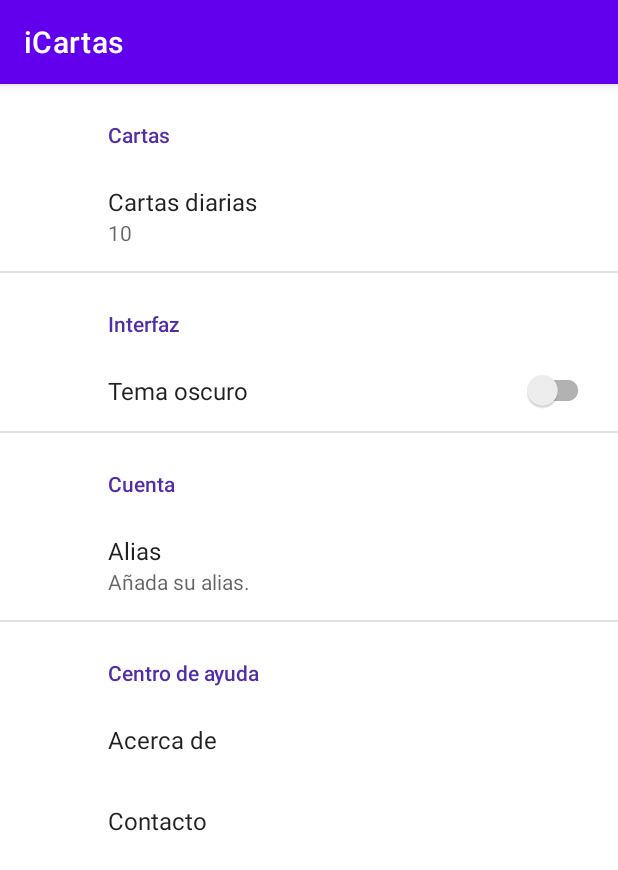
After one commit to AbramsM1A2/CM-Android-App, an Android app: the fragment SettingsFragment shown on its own in the app's theme, on a phone screen of 412 x 824 dp. The commit adds this screen. Shown: the top 870 px of the screen. Run offline under Robolectric (Android 15) with nearby library versions, the phone set to English and light mode, and no system bars; our stand-ins replace androidx.preference.

Commit message:
settingsFragment y xml de settings

```diff
--- a/app/build.gradle
+++ b/app/build.gradle
@@ -49,6 +49,7 @@ dependencies {
     implementation "androidx.cardview:cardview:1.0.0"
     // Room components
     implementation "androidx.room:room-runtime:2.2.6"
+    implementation 'androidx.preference:preference:1.1.1'
     annotationProcessor "androidx.room:room-compiler:2.2.6"
     androidTestImplementation "androidx.room:room-testing:2.2.6"
 
--- a/app/src/main/java/com/example/myapplication/MainActivity.java
+++ b/app/src/main/java/com/example/myapplication/MainActivity.java
@@ -9,6 +9,7 @@ import android.content.pm.ActivityInfo;
 import android.os.Bundle;
 
 import com.example.myapplication.bottomMenu.cardsTab.CardsTabFragment;
+import com.example.myapplication.bottomMenu.settingsTab.SettingsFragment;
 import com.example.myapplication.database.Deck.Deck;
 import com.example.myapplication.bottomMenu.homeTab.HomeFragment;
 import com.google.android.material.bottomnavigation.BottomNavigationView;
@@ -39,7 +40,7 @@ public class MainActivity extends AppCompatActivity implements HomeFragment.onFr
                 //TODO
                 return true;
             } else if (itemId == R.id.settings_tab) {
-                //TODO
+                showFragment(new SettingsFragment());
                 return true;
             }
             return false;
--- /dev/null
+++ b/app/src/main/java/com/example/myapplication/bottomMenu/settingsTab/SettingsFragment.java
@@ -0,0 +1,15 @@
+package com.example.myapplication.bottomMenu.settingsTab;
+
+import android.os.Bundle;
+
+import androidx.preference.PreferenceFragmentCompat;
+
+import com.example.myapplication.R;
+
+public class SettingsFragment extends PreferenceFragmentCompat {
+
+    @Override
+    public void onCreatePreferences(Bundle savedInstanceState, String rootKey) {
+        setPreferencesFromResource(R.xml.settings, rootKey);
+    }
+}
--- /dev/null
+++ b/app/src/main/res/values/arrays.xml
@@ -0,0 +1,12 @@
+<resources>
+    <!-- Reply Preference -->
+    <string-array name="reply_entries">
+        <item>Reply</item>
+        <item>Reply to all</item>
+    </string-array>
+
+    <string-array name="reply_values">
+        <item>reply</item>
+        <item>reply_all</item>
+    </string-array>
+</resources>
--- a/app/src/main/res/values/strings.xml
+++ b/app/src/main/res/values/strings.xml
@@ -14,4 +14,16 @@
     <string name="easy">facil</string>
     <string name="NoDeck">Aun no tienes ningún mazo</string>
     <string name="element_text">element_text</string>
+    <!-- Preference Titles -->
+    <string name="cards_header">Cartas</string>
+    <string name="interface_header">Interfaz</string>
+    <string name="account_header">Cuenta</string>
+    <string name="help_header">Centro de ayuda</string>
+    <!-- Cards Preferences -->
+    <string name="number_title">Cartas diarias</string>
+    <!-- Interface Preferences -->
+    <string name="theme">Tema oscuro</string>
+    <!-- Account Preferences -->
+    <string name="aboutus_title">Acerca de</string>
+    <string name="contact_title">Contacto</string>
 </resources>
--- /dev/null
+++ b/app/src/main/res/xml/settings.xml
@@ -0,0 +1,39 @@
+<PreferenceScreen xmlns:app="http://schemas.android.com/apk/res-auto">
+
+    <PreferenceCategory app:title="@string/cards_header">
+
+        <EditTextPreference
+            app:key="daily_cards"
+            app:title="@string/number_title"
+            app:useSimpleSummaryProvider="true"
+            app:inputType="number"
+            app:defaultValue="10"/>
+
+    </PreferenceCategory>
+
+    <PreferenceCategory app:title="@string/interface_header">
+        <SwitchPreferenceCompat
+            app:key="theme"
+            app:title="@string/theme" />
+    </PreferenceCategory>
+
+    <PreferenceCategory app:title="@string/account_header">
+        <EditTextPreference
+            app:key="name"
+            app:title="Alias"
+            app:useSimpleSummaryProvider="true"
+            app:defaultValue="Añada su alias."
+            />
+    </PreferenceCategory>
+
+    <PreferenceCategory app:title="@string/help_header">
+        <Preference
+            app:key="about_us"
+            app:title="@string/aboutus_title"
+            />
+        <Preference
+            app:key="contact"
+            app:title="@string/contact_title"
+            />
+    </PreferenceCategory>
+</PreferenceScreen>
```
